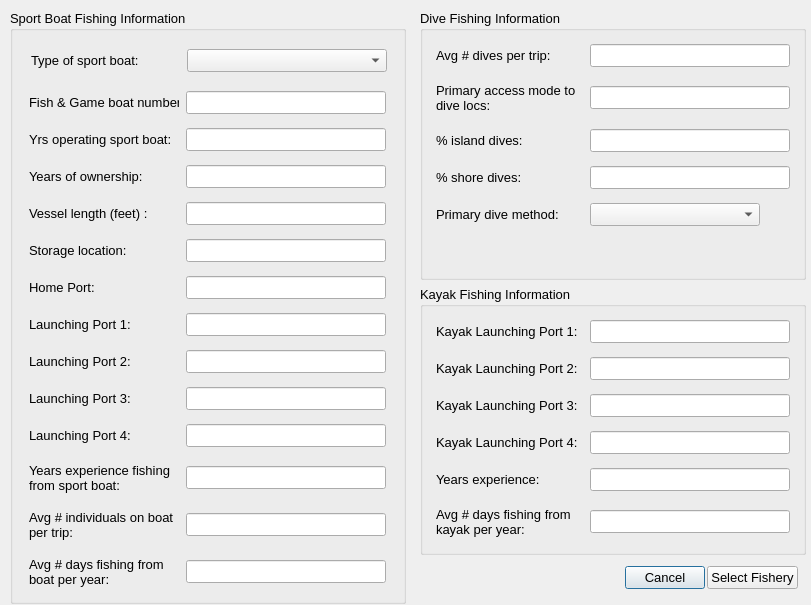
This is oom_noorc_rec/Interview/rec_all.ui in Ecotrust/openoceanmap-desktop as Qt 5 draws it before an edit. The edited form follows.
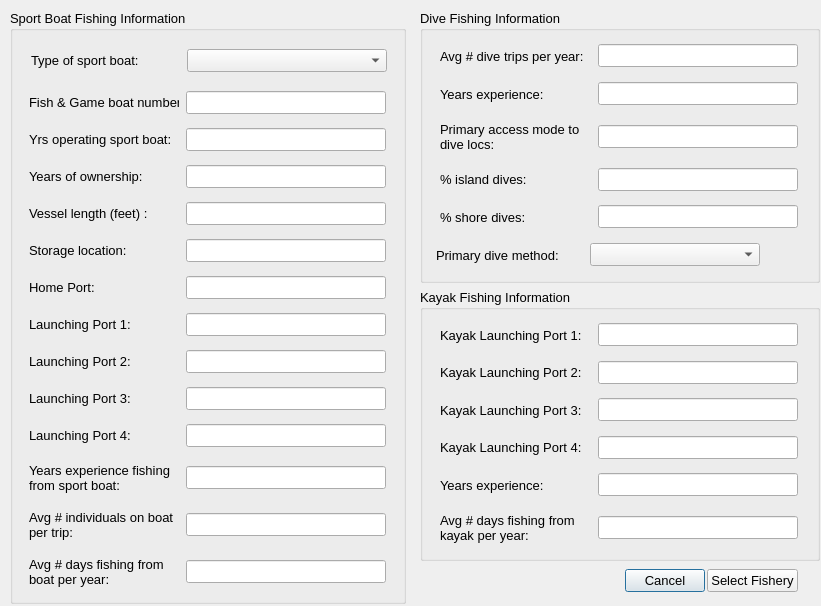
This is the edited form.

Commit message: noorc rec changes (dive language and yrs exp field)

```diff
--- a/oom_noorc_rec/Interview/rec_all.ui
+++ b/oom_noorc_rec/Interview/rec_all.ui
@@ -6,8 +6,8 @@
    <rect>
     <x>0</x>
     <y>0</y>
-    <width>811</width>
-    <height>605</height>
+    <width>821</width>
+    <height>606</height>
    </rect>
   </property>
   <property name="windowTitle" >
@@ -17,9 +17,9 @@
    <property name="geometry" >
     <rect>
      <x>420</x>
-     <y>560</y>
+     <y>565</y>
      <width>380</width>
-     <height>36</height>
+     <height>31</height>
     </rect>
    </property>
    <layout class="QHBoxLayout" name="_19" >
@@ -1064,8 +1064,8 @@
     <rect>
      <x>420</x>
      <y>10</y>
-     <width>386</width>
-     <height>545</height>
+     <width>400</width>
+     <height>551</height>
     </rect>
    </property>
    <layout class="QVBoxLayout" name="verticalLayout_2" >
@@ -1114,12 +1114,80 @@
              </font>
             </property>
             <property name="text" >
-             <string>Avg # dives per trip:</string>
+             <string>Avg # dive trips per year:</string>
             </property>
            </widget>
           </item>
           <item>
-           <widget class="QLineEdit" name="dive_avg_dives_per_trip" >
+           <widget class="QLineEdit" name="dive_avg_trip_per_year" >
+            <property name="enabled" >
+             <bool>true</bool>
+            </property>
+            <property name="minimumSize" >
+             <size>
+              <width>200</width>
+              <height>0</height>
+             </size>
+            </property>
+            <property name="maximumSize" >
+             <size>
+              <width>200</width>
+              <height>16777215</height>
+             </size>
+            </property>
+            <property name="font" >
+             <font>
+              <pointsize>10</pointsize>
+             </font>
+            </property>
+            <property name="text" >
+             <string/>
+            </property>
+           </widget>
+          </item>
+         </layout>
+        </widget>
+       </item>
+       <item>
+        <widget class="QWidget" native="1" name="ves_license_5" >
+         <property name="font" >
+          <font>
+           <pointsize>10</pointsize>
+          </font>
+         </property>
+         <layout class="QHBoxLayout" name="_28" >
+          <property name="spacing" >
+           <number>4</number>
+          </property>
+          <property name="margin" >
+           <number>4</number>
+          </property>
+          <item>
+           <widget class="QLabel" name="yrs_operating_text_4" >
+            <property name="minimumSize" >
+             <size>
+              <width>150</width>
+              <height>0</height>
+             </size>
+            </property>
+            <property name="maximumSize" >
+             <size>
+              <width>150</width>
+              <height>16777215</height>
+             </size>
+            </property>
+            <property name="font" >
+             <font>
+              <pointsize>10</pointsize>
+             </font>
+            </property>
+            <property name="text" >
+             <string>Years experience:</string>
+            </property>
+           </widget>
+          </item>
+          <item>
+           <widget class="QLineEdit" name="dive_years_experience" >
             <property name="enabled" >
              <bool>true</bool>
             </property>
@@ -1445,19 +1513,6 @@
          </layout>
         </widget>
        </item>
-       <item>
-        <spacer name="verticalSpacer" >
-         <property name="orientation" >
-          <enum>Qt::Vertical</enum>
-         </property>
-         <property name="sizeHint" stdset="0" >
-          <size>
-           <width>20</width>
-           <height>40</height>
-          </size>
-         </property>
-        </spacer>
-       </item>
       </layout>
      </widget>
     </item>
```
Left out of the diff: 5 changed lines with no effect on the pictures. The commit also changes 2 other files.
